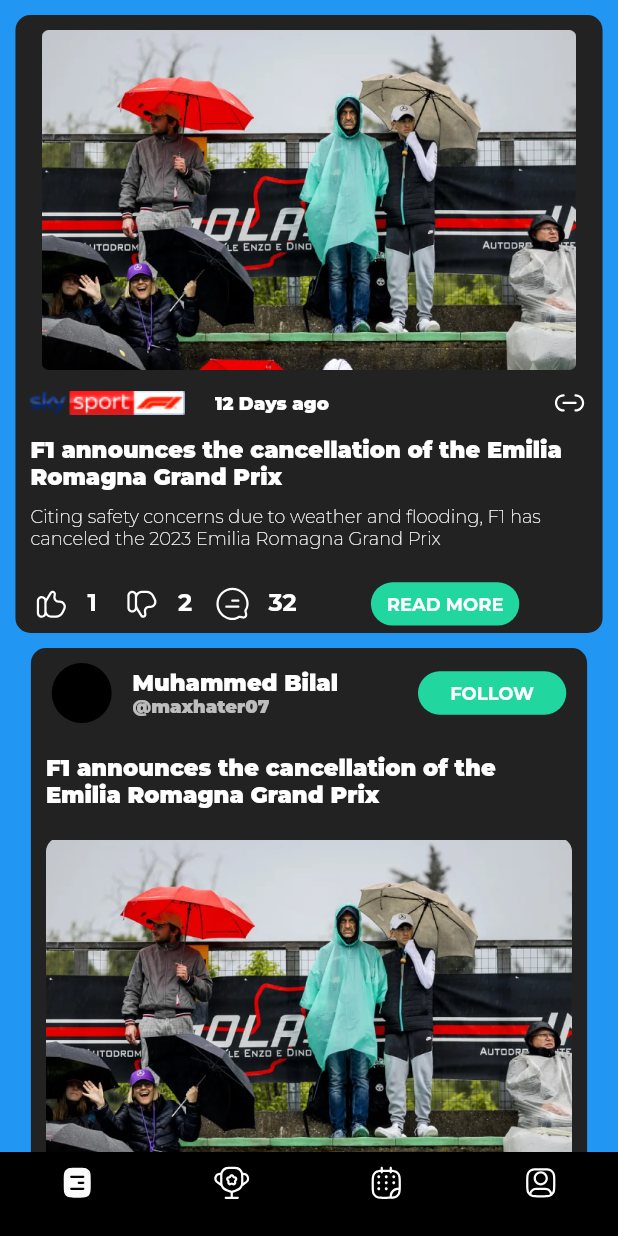
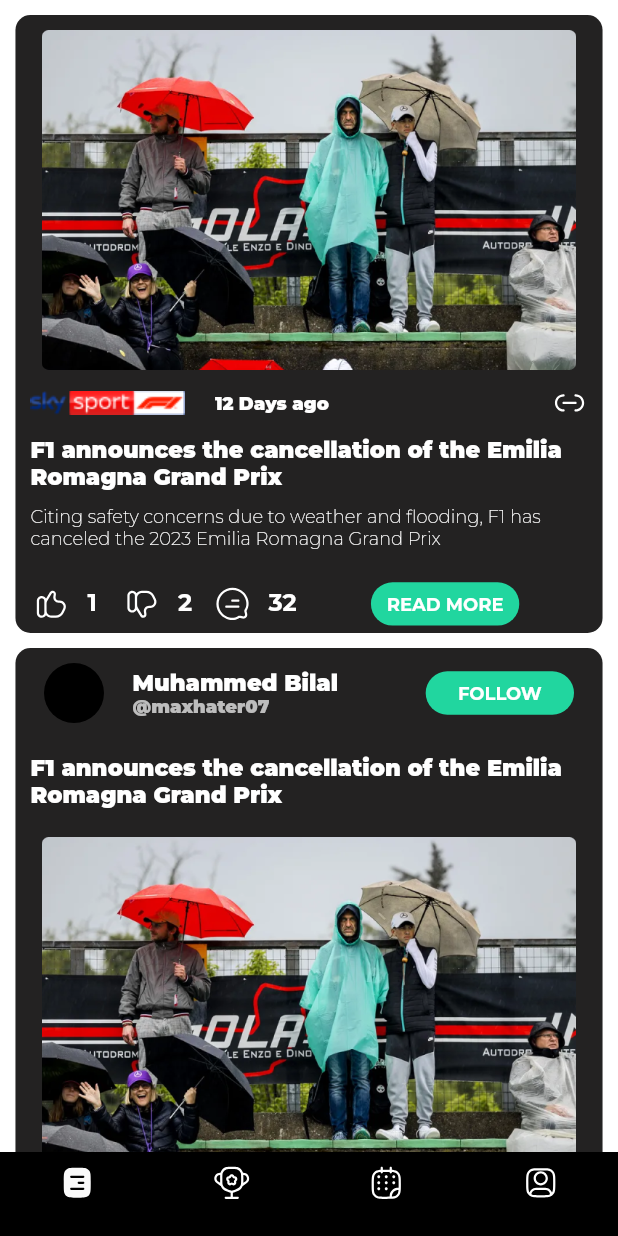
Before and after one commit to muhammedbilals/PitBox, a Flutter app: the screen it shows after launch, on a phone screen of 412 x 824 dp. Run offline on Flutter 3.47's test engine with Material 2 defaults, Android fonts, the phone set to English and light mode, and no system bars; our stand-ins replace flutter_svg, google_fonts.

Commit message:
changes in main

```diff
--- a/lib/features/feed_section/presentation/pages/home_page.dart
+++ b/lib/features/feed_section/presentation/pages/home_page.dart
@@ -169,7 +169,7 @@
                 ),
               ),
               Container(
-                width: size.width * 0.9,
+                width: size.width * 0.95,
                 height: size.height * 0.52,
                 decoration: BoxDecoration(
                     borderRadius: BorderRadius.circular(10), color: colorgrey),
--- a/lib/main.dart
+++ b/lib/main.dart
@@ -1,6 +1,8 @@
 import 'package:flutter/material.dart';
-import 'package:google_fonts/google_fonts.dart';
 import 'package:pit_box/utils/bottom_navigation_bar.dart';
+import 'package:provider/provider.dart';
+
+import 'core/themes.dart';
 
 void main() {
   runApp(const MainApp());
@@ -11,21 +13,17 @@
 
   @override
   Widget build(BuildContext context) {
-    return MaterialApp(
-        theme: ThemeData(
-          fontFamily: GoogleFonts.montserrat().fontFamily,
-          // colorScheme:  ColorScheme(
-          //   onPrimary: colorblack,
-          //   onSecondary: colorwhite,
-          //   error: colorgreen,
-          //   onError: colorgreen,
-          //   onBackground: ,
-          //   secondary: colorwhite,
-          //     primary: colorblack,
-          //     brightness: Brightness.dark,
-          //     background: colorblack),
-        ),
-        debugShowCheckedModeBanner: false,
-        home: const BottomNavBar());
+    return ChangeNotifierProvider(
+      create: (context) => ThemeProvider(),
+      builder: (context, _) {
+        return MaterialApp(
+          themeMode: ThemeProvider.themeMode,
+          theme: MyThemes.lightTheme,
+          darkTheme: MyThemes.lightTheme,
+          debugShowCheckedModeBanner: false,
+          home: const BottomNavBar(),
+        );
+      },
+    );
   }
 }
```
